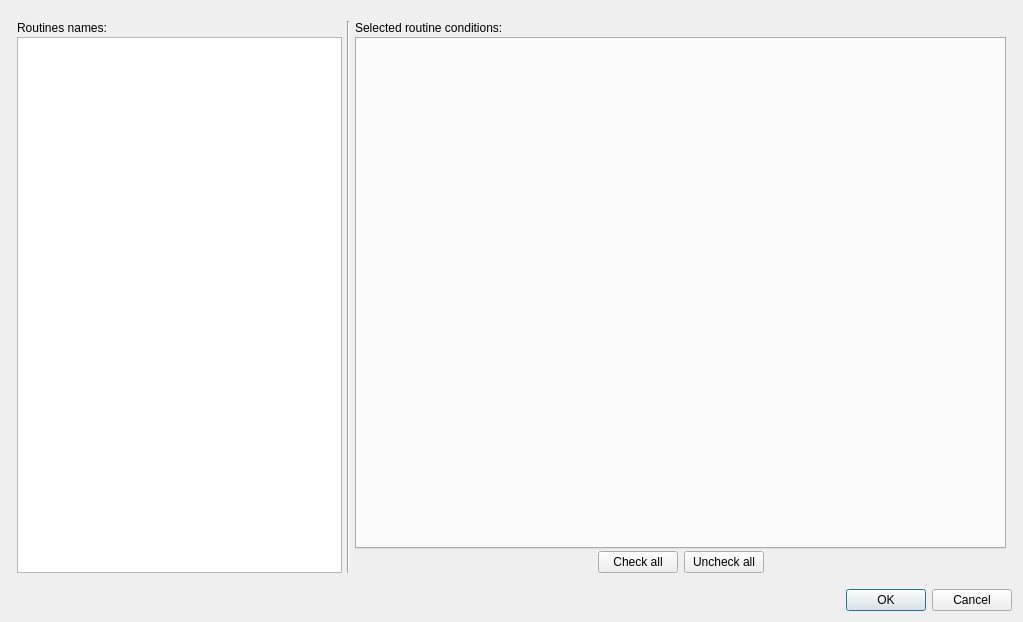
Above: cpp-projects/exvr-designer/forms/conditions_selecter.ui from FlorianLance/exvr before the change. Below: the same form after it.
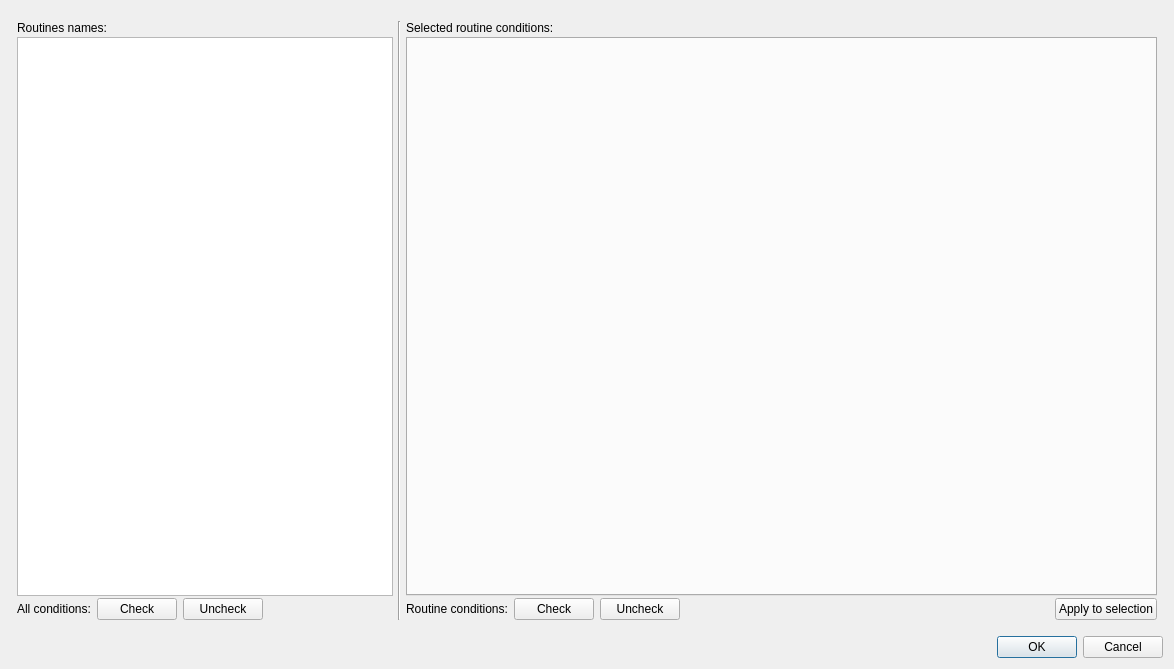
That is the form after the change.

Diff of the .ui file:
```diff
--- a/cpp-projects/exvr-designer/forms/conditions_selecter.ui
+++ b/cpp-projects/exvr-designer/forms/conditions_selecter.ui
@@ -6,8 +6,8 @@
    <rect>
     <x>0</x>
     <y>0</y>
-    <width>1023</width>
-    <height>622</height>
+    <width>1174</width>
+    <height>669</height>
    </rect>
   </property>
   <property name="windowTitle">
@@ -89,29 +89,23 @@
              <number>0</number>
             </property>
             <item>
-             <spacer name="horizontalSpacer">
-              <property name="orientation">
-               <enum>Qt::Horizontal</enum>
+             <widget class="QLabel" name="label">
+              <property name="text">
+               <string>Routine conditions:</string>
               </property>
-              <property name="sizeHint" stdset="0">
-               <size>
-                <width>40</width>
-                <height>20</height>
-               </size>
-              </property>
-             </spacer>
+             </widget>
             </item>
             <item>
-             <widget class="QPushButton" name="pbCheckAllConds">
+             <widget class="QPushButton" name="pbCheckRoutineConds">
               <property name="text">
-               <string>Check all</string>
+               <string>Check</string>
               </property>
              </widget>
             </item>
             <item>
-             <widget class="QPushButton" name="pbUncheckAllConds">
+             <widget class="QPushButton" name="pbUncheckRoutineConds">
               <property name="text">
-               <string>Uncheck all</string>
+               <string>Uncheck</string>
               </property>
              </widget>
             </item>
@@ -128,6 +122,13 @@
               </property>
              </spacer>
             </item>
+            <item>
+             <widget class="QPushButton" name="pbApplyToSelection">
+              <property name="text">
+               <string>Apply to selection</string>
+              </property>
+             </widget>
+            </item>
            </layout>
           </widget>
          </item>
@@ -138,9 +139,67 @@
            </property>
           </widget>
          </item>
-         <item row="1" column="0" rowspan="2">
+         <item row="1" column="0">
           <widget class="QListWidget" name="lwRoutinesNames"/>
          </item>
+         <item row="2" column="0">
+          <widget class="QWidget" name="widget" native="true">
+           <property name="minimumSize">
+            <size>
+             <width>0</width>
+             <height>0</height>
+            </size>
+           </property>
+           <layout class="QHBoxLayout" name="horizontalLayout_2">
+            <property name="leftMargin">
+             <number>0</number>
+            </property>
+            <property name="topMargin">
+             <number>0</number>
+            </property>
+            <property name="rightMargin">
+             <number>0</number>
+            </property>
+            <property name="bottomMargin">
+             <number>0</number>
+            </property>
+            <item>
+             <widget class="QLabel" name="label_2">
+              <property name="text">
+               <string>All conditions:</string>
+              </property>
+             </widget>
+            </item>
+            <item>
+             <widget class="QPushButton" name="pbCheckAllConds">
+              <property name="text">
+               <string>Check</string>
+              </property>
+             </widget>
+            </item>
+            <item>
+             <widget class="QPushButton" name="pbUncheckAllConds">
+              <property name="text">
+               <string>Uncheck</string>
+              </property>
+             </widget>
+            </item>
+            <item>
+             <spacer name="horizontalSpacer_3">
+              <property name="orientation">
+               <enum>Qt::Horizontal</enum>
+              </property>
+              <property name="sizeHint" stdset="0">
+               <size>
+                <width>40</width>
+                <height>20</height>
+               </size>
+              </property>
+             </spacer>
+            </item>
+           </layout>
+          </widget>
+         </item>
         </layout>
        </widget>
       </item>
```
Left out of the diff: 14 changed lines with no effect on the pictures.
